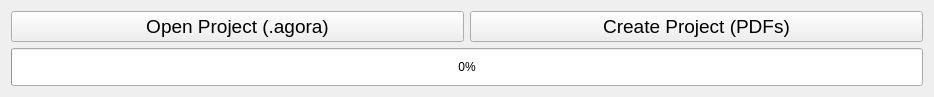
rjuez00/AGORA_APP, file auxFiles/startscreen.ui: the form before one commit.
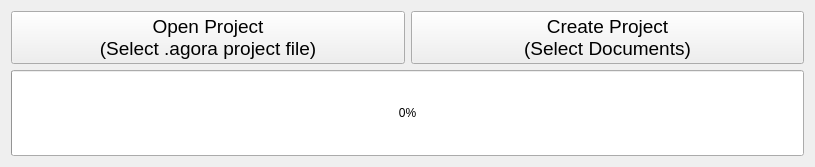
The form after the commit.

Commit message: tested that the OCR works fine and removed "?" from the startscreen

```diff
--- a/auxFiles/startscreen.ui
+++ b/auxFiles/startscreen.ui
@@ -6,8 +6,8 @@
    <rect>
     <x>0</x>
     <y>0</y>
-    <width>934</width>
-    <height>97</height>
+    <width>815</width>
+    <height>167</height>
    </rect>
   </property>
   <property name="sizePolicy">
@@ -18,8 +18,8 @@
   </property>
   <property name="minimumSize">
    <size>
-    <width>451</width>
-    <height>60</height>
+    <width>0</width>
+    <height>0</height>
    </size>
   </property>
   <property name="maximumSize">
@@ -36,25 +36,39 @@
     <layout class="QHBoxLayout" name="horizontalLayout">
      <item>
       <widget class="QPushButton" name="openJSONButton">
+       <property name="minimumSize">
+        <size>
+         <width>0</width>
+         <height>0</height>
+        </size>
+       </property>
        <property name="font">
         <font>
          <pointsize>14</pointsize>
         </font>
        </property>
        <property name="text">
-        <string>Open Project (.agora)</string>
+        <string>Open Project
+(Select .agora project file)</string>
        </property>
       </widget>
      </item>
      <item>
       <widget class="QPushButton" name="openPDFsButton">
+       <property name="minimumSize">
+        <size>
+         <width>0</width>
+         <height>0</height>
+        </size>
+       </property>
        <property name="font">
         <font>
          <pointsize>14</pointsize>
         </font>
        </property>
        <property name="text">
-        <string>Create Project (PDFs)</string>
+        <string>Create Project
+(Select Documents)</string>
        </property>
       </widget>
      </item>
```
The commit also changes 2 other files.
